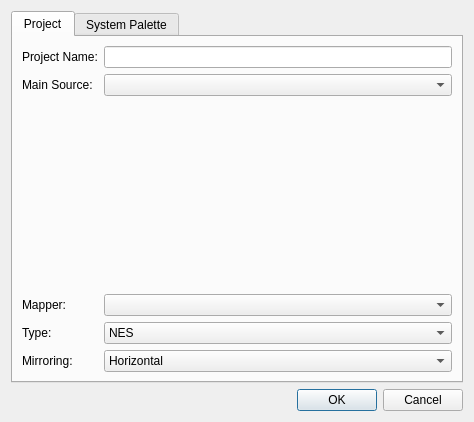
First picture: the form in designers/project_properties/projectpropertiesdialog.ui, repository christopherpow/nesicide, before the edit.
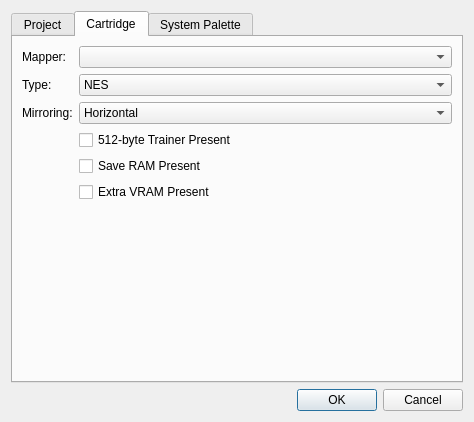
Second picture: the form after the edit. Icons and pictures are not drawn.

Commit message: moving cartridge header info to its own tab in project properties

The edit to the form file:
```diff
--- a/designers/project_properties/projectpropertiesdialog.ui
+++ b/designers/project_properties/projectpropertiesdialog.ui
@@ -23,13 +23,16 @@
    <item>
     <widget class="QTabWidget" name="tabWidget">
      <property name="currentIndex">
-      <number>0</number>
+      <number>1</number>
      </property>
      <widget class="QWidget" name="tab">
       <attribute name="title">
        <string>Project</string>
       </attribute>
       <layout class="QFormLayout" name="formLayout">
+       <property name="fieldGrowthPolicy">
+        <enum>QFormLayout::AllNonFixedFieldsGrow</enum>
+       </property>
        <item row="0" column="0">
         <widget class="QLabel" name="label_4">
          <property name="text">
@@ -50,38 +53,32 @@
        <item row="1" column="1">
         <widget class="QComboBox" name="mainSourceComboBox"/>
        </item>
-       <item row="2" column="0">
-        <spacer name="verticalSpacer">
-         <property name="orientation">
-          <enum>Qt::Vertical</enum>
-         </property>
-         <property name="sizeHint" stdset="0">
-          <size>
-           <width>20</width>
-           <height>40</height>
-          </size>
-         </property>
-        </spacer>
-       </item>
-       <item row="3" column="0">
+      </layout>
+     </widget>
+     <widget class="QWidget" name="tab_3">
+      <attribute name="title">
+       <string>Cartridge</string>
+      </attribute>
+      <layout class="QFormLayout" name="formLayout_2">
+       <item row="0" column="0">
         <widget class="QLabel" name="label_9">
          <property name="text">
           <string>Mapper:</string>
          </property>
         </widget>
        </item>
-       <item row="3" column="1">
-        <widget class="QComboBox" name="comboBox"/>
+       <item row="0" column="1">
+        <widget class="QComboBox" name="mapperComboBox"/>
        </item>
-       <item row="4" column="0">
+       <item row="1" column="0">
         <widget class="QLabel" name="label_8">
          <property name="text">
           <string>Type:</string>
          </property>
         </widget>
        </item>
-       <item row="4" column="1">
-        <widget class="QComboBox" name="comboBox_2">
+       <item row="1" column="1">
+        <widget class="QComboBox" name="romTypeComboBox">
          <item>
           <property name="text">
            <string>NES</string>
@@ -99,15 +96,15 @@
          </item>
         </widget>
        </item>
-       <item row="5" column="0">
+       <item row="2" column="0">
         <widget class="QLabel" name="label_7">
          <property name="text">
           <string>Mirroring:</string>
          </property>
         </widget>
        </item>
-       <item row="5" column="1">
-        <widget class="QComboBox" name="comboBox_3">
+       <item row="2" column="1">
+        <widget class="QComboBox" name="mirroringComboBox">
          <item>
           <property name="text">
            <string>Horizontal</string>
@@ -120,6 +117,27 @@
          </item>
         </widget>
        </item>
+       <item row="3" column="1">
+        <widget class="QCheckBox" name="trainerPresent">
+         <property name="text">
+          <string>512-byte Trainer Present</string>
+         </property>
+        </widget>
+       </item>
+       <item row="4" column="1">
+        <widget class="QCheckBox" name="saveRAMPresent">
+         <property name="text">
+          <string>Save RAM Present</string>
+         </property>
+        </widget>
+       </item>
+       <item row="5" column="1">
+        <widget class="QCheckBox" name="extraVRAMPresent">
+         <property name="text">
+          <string>Extra VRAM Present</string>
+         </property>
+        </widget>
+       </item>
       </layout>
      </widget>
      <widget class="QWidget" name="tab_2">
```
